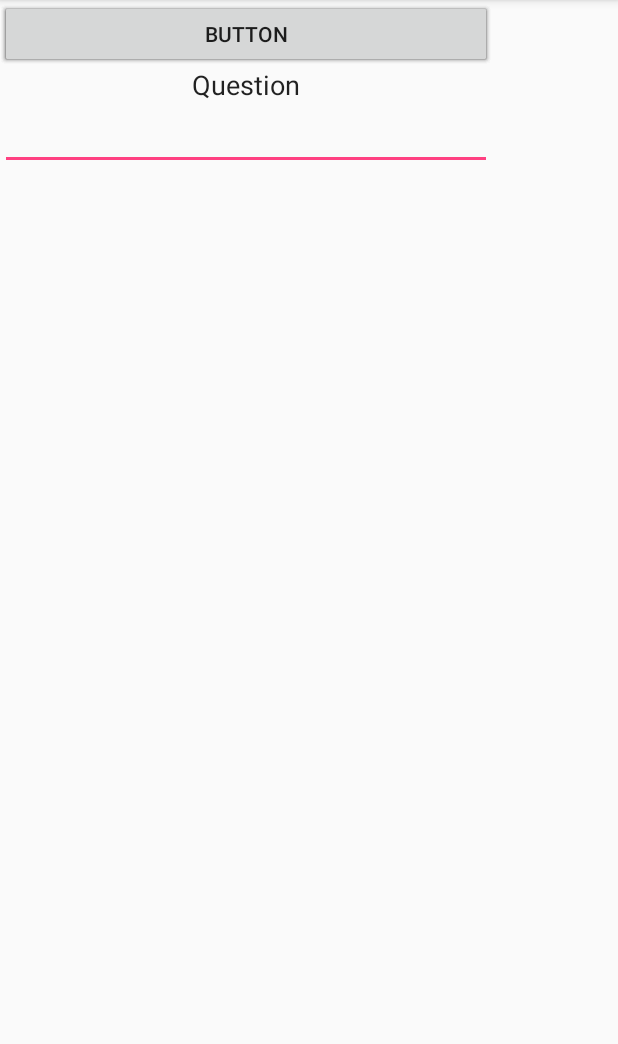
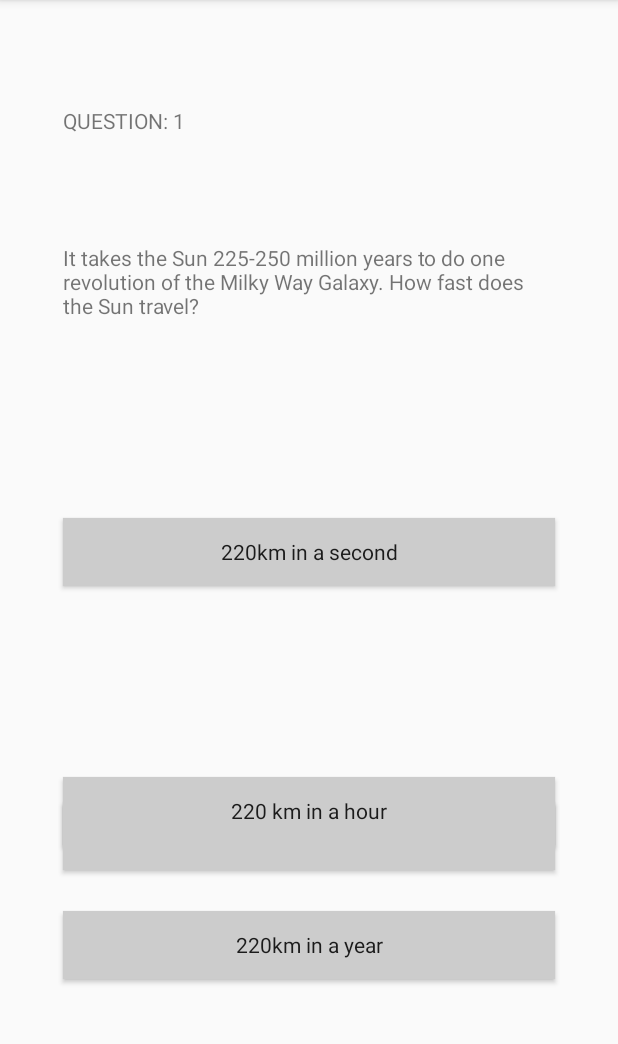
Before and after one commit to MMarnerou/PlayWithPlanetsApp, an Android app: the QuizActivity screen opened directly, with no data from a screen before it, on a phone screen of 412 x 824 dp, the part 84-1128 px from its top. Run offline under Robolectric (Android 15) with nearby library versions, the phone set to English and light mode, and no system bars.

Commit message:
QuizActivity updated.

```diff
--- a/app/src/main/java/cy/ac/uclancyprus/thesisapp/LoginActivity.java
+++ b/app/src/main/java/cy/ac/uclancyprus/thesisapp/LoginActivity.java
@@ -1,13 +1,12 @@
 package cy.ac.uclancyprus.thesisapp;
 
 import android.content.Intent;
+import android.os.Bundle;
 import android.support.v7.app.AppCompatActivity;
-import android.os.Bundle;
 import android.view.View;
 import android.widget.Button;
 import android.widget.EditText;
 import android.widget.Toast;
-
 
 public class LoginActivity extends AppCompatActivity {
 
--- /dev/null
+++ b/app/src/main/java/cy/ac/uclancyprus/thesisapp/QuestionBank.java
@@ -0,0 +1,74 @@
+package cy.ac.uclancyprus.thesisapp;
+
+/**
+ * Created by maria_m on 10/21/2017.
+ */
+
+public class QuestionBank {
+    //    List<Questions> list = new ArrayList<>();
+//    MyDatabaseHelper myDatabaseHelper;
+//
+//    public int getLength() {
+//        return list.size();
+//    }
+//
+//    public String getQuestion(int a) {
+//        return list.get(a).getQuestion();
+//    }
+//
+//    public String getChoice(int index, int num) {
+//        return list.get(index).getChoice(num - 1);
+//    }
+//
+//    public String getCorrectAnswer(int index, int num) {
+//        return list.get(index).getAnswer();
+//    }
+//
+//    public void initQuestions(Context context) {
+//        myDatabaseHelper = new MyDatabaseHelper(context);
+//        list = myDatabaseHelper.getQuestionsList(); //get questions & answers from database
+//
+//        if (list.isEmpty()) {
+//            myDatabaseHelper.addInitialQuestion(new Questions("1. How many planets are there in our solar system?",
+//            new String[]{"Eight", "Nine", "Ten", "Eleven"}, "Eight"));
+//            list = myDatabaseHelper.getQuestionsList();
+//        }
+//    }
+    private String mQuestions[] = {"How long does it take for light from the Sun to reach Earth",
+            "It takes the Sun 225-250 million years to do one revolution of the Milky Way Galaxy. How fast does the Sun travel?"
+    };
+    private String mChoices[][] = {{"8", "9", "10", "11"},
+            {"220km in a second", "220km in an minute", "220 km in a hour", "220km in a year"}
+    };
+    private String correctAnswers[] = {"8", "220km in a year"};
+
+    public String getQuestion(int a) {
+        String question = mQuestions[a];
+        return question;
+    }
+
+    public String getChoice1(int a) {
+        String choice1 = mChoices[a][0];
+        return choice1;
+    }
+
+    public String getChoice2(int a) {
+        String choice2 = mChoices[a][1];
+        return choice2;
+    }
+
+    public String getChoice3(int a) {
+        String choice3 = mChoices[a][2];
+        return choice3;
+    }
+
+    public String getChoice4(int a) {
+        String choice4 = mChoices[a][3];
+        return choice4;
+    }
+
+    public String getCorrectAnswer(int a) {
+        String answer = correctAnswers[a];
+        return answer;
+    }
+}
--- a/app/src/main/java/cy/ac/uclancyprus/thesisapp/QuizActivity.java
+++ b/app/src/main/java/cy/ac/uclancyprus/thesisapp/QuizActivity.java
@@ -1,54 +1,108 @@
 package cy.ac.uclancyprus.thesisapp;
 
+import android.graphics.Color;
+import android.os.Bundle;
 import android.support.v7.app.AppCompatActivity;
-import android.os.Bundle;
 import android.view.View;
-import android.widget.ImageButton;
+import android.widget.Button;
 import android.widget.TextView;
-import android.widget.Toast;
-import java.io.BufferedReader;
-import java.io.IOException;
-import java.io.InputStream;
-import java.io.InputStreamReader;
 
 public class QuizActivity extends AppCompatActivity {
 
-    TextView questionTxt;
-    String question;
-    ImageButton quiz1;
+    QuestionBank mQuestionLibrary = new QuestionBank();
+    TextView questionTxt, questionID;
+    String answer;
+    int defColor = Color.LTGRAY;
+    Button answer1Btn, answer2Btn, answer3Btn, answer4Btn;
+    Integer questionId;
 
     @Override
     protected void onCreate(Bundle savedInstanceState) {
         super.onCreate(savedInstanceState);
         setContentView(R.layout.activity_quiz);
 
-        quiz1 = (ImageButton) findViewById(R.id.quiz1);
-        quiz1.setOnClickListener(new View.OnClickListener() {
+        answer1Btn = (Button) findViewById(R.id.answer1);
+        answer2Btn = (Button) findViewById(R.id.answer2);
+        answer3Btn = (Button) findViewById(R.id.answer3);
+        answer4Btn = (Button) findViewById(R.id.answer4);
+        questionTxt = (TextView) findViewById(R.id.questionTXT);
+        questionID = (TextView) findViewById(R.id.questionID);
+        setDefColorButtons();
+        //Take a random question
+        questionId = 1;
+
+        //Display Question & Choices
+        updateQuestions(questionId);
+
+        //Choice1's Button listener
+        answer1Btn.setOnClickListener(new View.OnClickListener() {
             @Override
-            public void onClick(View v) {
-                BufferedReader reader = null;
-                try {
-                    reader = new BufferedReader(new InputStreamReader(getAssets().open("Quiz1.txt")));
-                    String Line;
-                    while ((Line = reader.readLine()) != null) {
-
-                        questionTxt.append(Line);
-                        // questionTxt.append("\n");
-                    }
-                } catch (IOException e) {
-                    Toast.makeText(getApplicationContext(), "Error reading file!", Toast.LENGTH_LONG).show();
-                    e.printStackTrace();
-                } finally {
-                    if (reader != null) {
-                        try {
-                            reader.close();
-                        } catch (IOException e) {
-                            Toast.makeText(getApplicationContext(), "There is no text to show", Toast.LENGTH_LONG).show();
-                        }
-                    }
+            public void onClick(View view) {
+                setDefColorButtons();
+                if ((mQuestionLibrary.getChoice1(questionId)).equals(answer)) {
+                    answer1Btn.setBackgroundColor(Color.GREEN);
+                } else {
+                    answer1Btn.setBackgroundColor(Color.RED);
                 }
             }
         });
+        //Choice2's Button listener
+        answer2Btn.setOnClickListener(new View.OnClickListener() {
+            @Override
+            public void onClick(View view) {
+                setDefColorButtons();
+                if ((mQuestionLibrary.getChoice2(questionId)).equals(answer)) {
+                    answer2Btn.setBackgroundColor(Color.GREEN);
+
+                } else {
+                    answer2Btn.setBackgroundColor(Color.RED);
+                }
+            }
+        });
+        //Choice3's Button listener
+        answer3Btn.setOnClickListener(new View.OnClickListener() {
+            @Override
+            public void onClick(View view) {
+                setDefColorButtons();
+                if ((mQuestionLibrary.getChoice3(questionId)).equals(answer)) {
+                    answer3Btn.setBackgroundColor(Color.GREEN);
+                } else {
+                    answer3Btn.setBackgroundColor(Color.RED);
+                }
+            }
+        });
+        //Choice4's Button listener
+        answer4Btn.setOnClickListener(new View.OnClickListener() {
+            @Override
+            public void onClick(View view) {
+                setDefColorButtons();
+                if ((mQuestionLibrary.getChoice4(questionId)).equals(answer)) {
+                    answer4Btn.setBackgroundColor(Color.GREEN);
+                } else {
+                    answer4Btn.setBackgroundColor(Color.RED);
+                }
+            }
+        });
+    }
+
+    private void updateQuestions(int id) {
+        // Display question to the Text View
+        questionID.setText("QUESTION: " + id);
+        questionTxt.setText(mQuestionLibrary.getQuestion(id));
+        // Display Answers to the screen
+        answer1Btn.setText(mQuestionLibrary.getChoice1(id));
+        answer2Btn.setText(mQuestionLibrary.getChoice2(id));
+        answer3Btn.setText(mQuestionLibrary.getChoice3(id));
+        answer4Btn.setText(mQuestionLibrary.getChoice4(id));
+        // Get the right answer from QuestionBank
+        answer = mQuestionLibrary.getCorrectAnswer(id);
+    }
+
+    private void setDefColorButtons() {
+        answer1Btn.setBackgroundColor(defColor);
+        answer2Btn.setBackgroundColor(defColor);
+        answer3Btn.setBackgroundColor(defColor);
+        answer4Btn.setBackgroundColor(defColor);
 
     }
 }
--- a/app/src/main/java/cy/ac/uclancyprus/thesisapp/QuizModeActivity.java
+++ b/app/src/main/java/cy/ac/uclancyprus/thesisapp/QuizModeActivity.java
@@ -1,8 +1,8 @@
 package cy.ac.uclancyprus.thesisapp;
 
 import android.content.Intent;
+import android.os.Bundle;
 import android.support.v7.app.AppCompatActivity;
-import android.os.Bundle;
 import android.view.View;
 import android.widget.ImageButton;
 
@@ -21,6 +21,7 @@ public class QuizModeActivity extends AppCompatActivity {
         button4Btn = (ImageButton) findViewById(R.id.quiz4);
         button5Btn = (ImageButton) findViewById(R.id.quiz5);
         button6Btn = (ImageButton) findViewById(R.id.quiz6);
+
 
         //Start Quiz 1
         button1Btn.setOnClickListener(new View.OnClickListener() {
--- a/app/src/main/res/layout/activity_quiz.xml
+++ b/app/src/main/res/layout/activity_quiz.xml
@@ -6,47 +6,106 @@
     android:layout_height="match_parent"
     tools:context="cy.ac.uclancyprus.thesisapp.QuizActivity">
 
+    <TextView
+        android:id="@+id/questionTXT"
+        android:layout_width="328dp"
+        android:layout_height="96dp"
+        android:layout_marginBottom="8dp"
+        android:layout_marginLeft="8dp"
+        android:layout_marginRight="8dp"
+        android:layout_marginTop="8dp"
+        android:text="QUESTION : "
+        app:layout_constraintBottom_toBottomOf="parent"
+        app:layout_constraintLeft_toLeftOf="parent"
+        app:layout_constraintRight_toRightOf="parent"
+        app:layout_constraintTop_toTopOf="parent"
+        app:layout_constraintVertical_bias="0.235" />
+
     <Button
-        android:id="@+id/button7"
+        android:id="@+id/answer2"
         android:layout_width="328dp"
         android:layout_height="45dp"
+        android:layout_marginBottom="188dp"
+        android:layout_marginLeft="8dp"
+        android:layout_marginRight="8dp"
+        android:layout_marginTop="8dp"
+        android:background="?attr/colorButtonNormal"
+        android:elevation="24dp"
         android:text="Button"
-        tools:layout_editor_absoluteX="28dp"
-        tools:layout_editor_absoluteY="278dp" />
+        android:textAppearance="@style/TextAppearance.AppCompat"
+        app:layout_constraintBottom_toBottomOf="parent"
+        app:layout_constraintLeft_toLeftOf="parent"
+        app:layout_constraintRight_toRightOf="parent"
+        app:layout_constraintTop_toTopOf="parent"
+        app:layout_constraintVertical_bias="1.0" />
 
     <Button
-        android:id="@+id/button6"
+        android:id="@+id/answer1"
         android:layout_width="328dp"
         android:layout_height="45dp"
+        android:layout_marginBottom="8dp"
+        android:layout_marginLeft="8dp"
+        android:layout_marginRight="8dp"
+        android:layout_marginTop="8dp"
+        android:background="?attr/colorButtonNormal"
+        android:elevation="24dp"
         android:text="Button"
-        tools:layout_editor_absoluteX="28dp"
-        tools:layout_editor_absoluteY="233dp" />
+        android:textAppearance="@style/TextAppearance.AppCompat"
+        app:layout_constraintBottom_toBottomOf="parent"
+        app:layout_constraintLeft_toLeftOf="parent"
+        app:layout_constraintRight_toRightOf="parent"
+        app:layout_constraintTop_toTopOf="parent"
+        app:layout_constraintVertical_bias="0.477" />
 
     <Button
-        android:id="@+id/button5"
+        android:id="@+id/answer3"
         android:layout_width="328dp"
         android:layout_height="45dp"
+        android:layout_marginBottom="8dp"
+        android:layout_marginLeft="8dp"
+        android:layout_marginRight="8dp"
+        android:layout_marginTop="8dp"
+        android:background="?attr/colorButtonNormal"
+        android:elevation="24dp"
         android:text="Button"
-        tools:layout_editor_absoluteX="28dp"
-        tools:layout_editor_absoluteY="323dp" />
+        android:textAppearance="@style/TextAppearance.AppCompat"
+        app:layout_constraintBottom_toBottomOf="parent"
+        app:layout_constraintLeft_toLeftOf="parent"
+        app:layout_constraintRight_toRightOf="parent"
+        app:layout_constraintTop_toTopOf="parent"
+        app:layout_constraintVertical_bias="0.722" />
 
     <Button
-        android:id="@+id/button4"
+        android:id="@+id/answer4"
         android:layout_width="328dp"
         android:layout_height="45dp"
+        android:layout_marginBottom="8dp"
+        android:layout_marginLeft="8dp"
+        android:layout_marginRight="8dp"
+        android:layout_marginTop="8dp"
+        android:background="?attr/colorButtonNormal"
+        android:elevation="24dp"
         android:text="Button"
-        tools:layout_editor_absoluteX="28dp"
-        tools:layout_editor_absoluteY="368dp" />
+        android:textAppearance="@style/TextAppearance.AppCompat"
+        app:layout_constraintBottom_toBottomOf="parent"
+        app:layout_constraintLeft_toLeftOf="parent"
+        app:layout_constraintRight_toRightOf="parent"
+        app:layout_constraintTop_toTopOf="parent"
+        app:layout_constraintVertical_bias="0.848" />
 
-    <EditText
-        android:id="@+id/questionTxt"
+    <TextView
+        android:id="@+id/questionID"
         android:layout_width="328dp"
-        android:layout_height="113dp"
-        android:ems="10"
-        android:hint="Question"
-        android:inputType="textMultiLine"
-        android:text="Question"
-        android:textAlignment="center"
-        tools:layout_editor_absoluteX="37dp"
-        tools:layout_editor_absoluteY="63dp" />
+        android:layout_height="35dp"
+        android:layout_marginBottom="8dp"
+        android:layout_marginLeft="8dp"
+        android:layout_marginRight="8dp"
+        android:layout_marginTop="8dp"
+        android:text="Question ID"
+        app:layout_constraintBottom_toBottomOf="parent"
+        app:layout_constraintLeft_toLeftOf="parent"
+        app:layout_constraintRight_toRightOf="parent"
+        app:layout_constraintTop_toTopOf="parent"
+        app:layout_constraintVertical_bias="0.087"
+        tools:layout_editor_absoluteX="-105dp" />
 </android.support.constraint.ConstraintLayout>
```
Also changed, not shown: app/src/main/assets/Quiz1.txt (+10 -10 lines), app/src/main/java/cy/ac/uclancyprus/thesisapp/MenuActivity.java (+4 -3 lines), app/src/main/java/cy/ac/uclancyprus/thesisapp/MyDatabaseHelper.java (deleted, +0 -113 lines), app/src/main/java/cy/ac/uclancyprus/thesisapp/Questions.java (deleted, +0 -34 lines).
